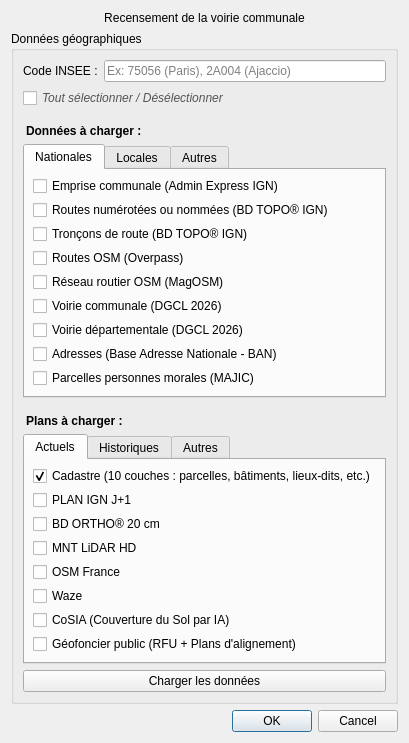
First picture: the form in voirie_communale_dialog_base.ui, repository Cliath/voirie_communale, before the edit.
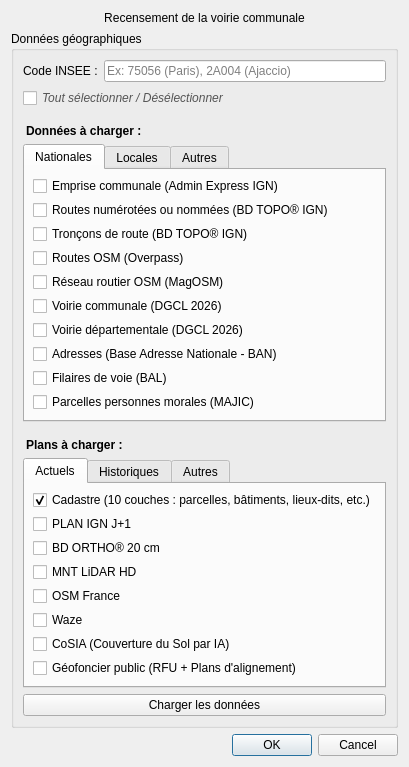
Second picture: the form after the edit.

The edit to the form file:
```diff
--- a/voirie_communale_dialog_base.ui
+++ b/voirie_communale_dialog_base.ui
@@ -170,6 +170,16 @@
             </property>
            </widget>
           </item>
+          <item>
+           <widget class="QCheckBox" name="chkFilairesBAL">
+            <property name="text">
+             <string>Filaires de voie (BAL)</string>
+            </property>
+            <property name="toolTip">
+             <string>Charge les filaires de voie des Bases Adresses Locales pour la commune&#10;Licence Ouverte 2.0 (Etalab) — © DINUM / collectivités</string>
+            </property>
+           </widget>
+          </item>
           <item>
            <widget class="QCheckBox" name="chkMajic">
             <property name="text">
```
